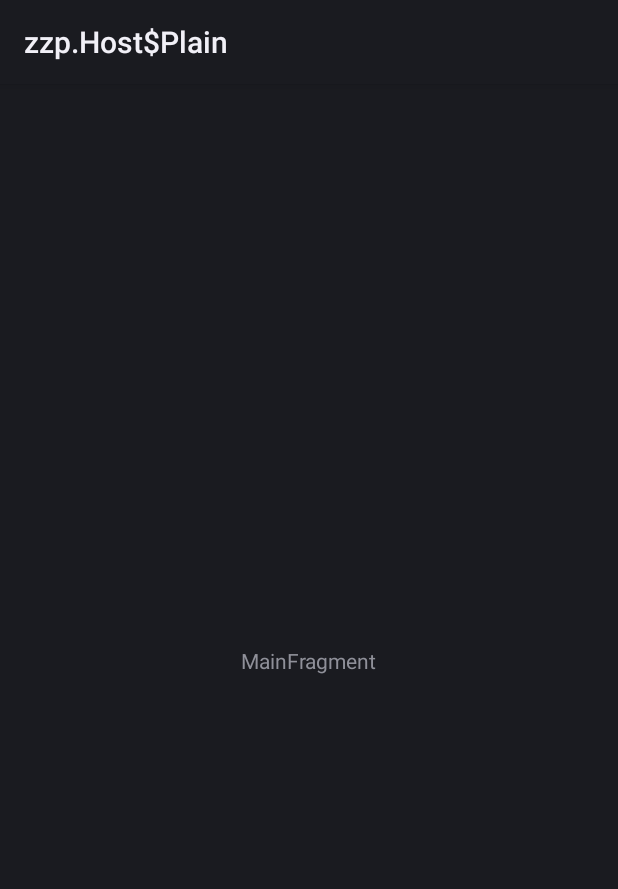
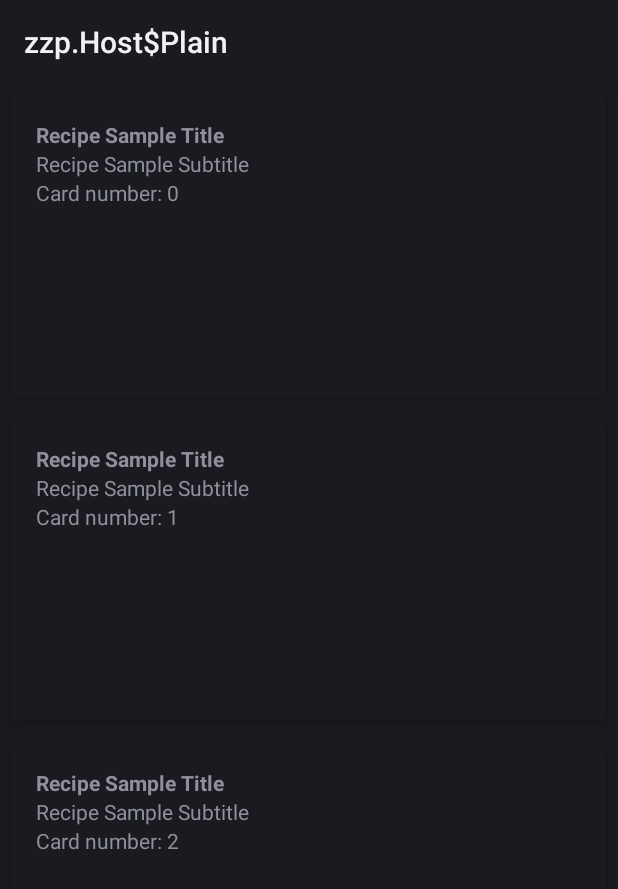
Before and after one commit to jmuci/BakingApp, an Android app: the fragment MainFragment shown on its own in the app's theme, on a phone screen of 412 x 824 dp. Shown: the top 889 px of the screen. Run offline under Robolectric (Android 15) with nearby library versions, the phone set to English and light mode, and no system bars.

Commit message:
Created card recycler view

```diff
--- a/main/build.gradle
+++ b/main/build.gradle
@@ -14,6 +14,10 @@ android {
 dependencies {
     implementation fileTree(dir: 'libs', include: ['*.jar'])
     implementation project(':base')
+
+    implementation 'com.android.support:recyclerview-v7:28.0.0'
+    implementation 'com.android.support:cardview-v7:28.0.0'
+
     testImplementation 'junit:junit:4.12'
     androidTestImplementation 'com.android.support.test:runner:1.0.2'
     androidTestImplementation 'com.android.support.test.espresso:espresso-core:3.0.2'
--- a/main/src/main/java/com/jmucientes/udacity/bakingapp/main/ui/main/MainFragment.java
+++ b/main/src/main/java/com/jmucientes/udacity/bakingapp/main/ui/main/MainFragment.java
@@ -5,15 +5,24 @@ import android.os.Bundle;
 import android.support.annotation.NonNull;
 import android.support.annotation.Nullable;
 import android.support.v4.app.Fragment;
+import android.support.v7.widget.LinearLayoutManager;
+import android.support.v7.widget.RecyclerView;
 import android.view.LayoutInflater;
 import android.view.View;
 import android.view.ViewGroup;
+import android.widget.LinearLayout;
 
 import com.jmucientes.udacity.bakingapp.main.R;
+import com.jmucientes.udacity.bakingapp.main.ui.main.model.Recipe;
+
+import java.util.ArrayList;
+import java.util.Arrays;
 
 public class MainFragment extends Fragment {
 
     private MainViewModel mViewModel;
+    private RecyclerView mRecipeCardsRV;
+    private RecipeAdapter mRecipeAdapter;
 
     public static MainFragment newInstance() {
         return new MainFragment();
@@ -23,7 +32,21 @@ public class MainFragment extends Fragment {
     @Override
     public View onCreateView(@NonNull LayoutInflater inflater, @Nullable ViewGroup container,
                              @Nullable Bundle savedInstanceState) {
-        return inflater.inflate(R.layout.main_fragment, container, false);
+        View view =  inflater.inflate(R.layout.main_fragment, container, false);
+        mRecipeCardsRV = view.findViewById(R.id.recipes_recycler_view);
+
+        // use this setting to improve performance if you know that changes
+        // in content do not change the layout size of the RecyclerView
+        mRecipeCardsRV.setHasFixedSize(true);
+
+        // use a linear layout manager
+        LinearLayoutManager layoutManager = new LinearLayoutManager(this.getContext());
+        mRecipeCardsRV.setLayoutManager(layoutManager);
+
+        //TODO Remove fake list
+        mRecipeAdapter = new RecipeAdapter(new ArrayList<>(Arrays.asList(new Recipe(), new Recipe(), new Recipe())));
+        mRecipeCardsRV.setAdapter(mRecipeAdapter);
+        return view;
     }
 
     @Override
--- /dev/null
+++ b/main/src/main/java/com/jmucientes/udacity/bakingapp/main/ui/main/RecipeAdapter.java
@@ -0,0 +1,53 @@
+package com.jmucientes.udacity.bakingapp.main.ui.main;
+
+import android.support.annotation.NonNull;
+import android.support.v7.widget.CardView;
+import android.support.v7.widget.RecyclerView;
+import android.view.LayoutInflater;
+import android.view.ViewGroup;
+import android.widget.TextView;
+
+import com.jmucientes.udacity.bakingapp.main.R;
+import com.jmucientes.udacity.bakingapp.main.ui.main.model.Recipe;
+
+import java.util.List;
+
+public class RecipeAdapter extends RecyclerView.Adapter<RecipeAdapter.RecipeViewHolder> {
+
+    private List<Recipe> mRecipeList;
+
+    public class RecipeViewHolder extends RecyclerView.ViewHolder {
+
+        private final TextView mTextView;
+        CardView mCardView;
+
+        public RecipeViewHolder(@NonNull CardView itemView) {
+            super(itemView);
+            mCardView = itemView;
+            mTextView = mCardView.findViewById(R.id.card_counter);
+        }
+    }
+
+    public RecipeAdapter(List<Recipe> recipeList) {
+        mRecipeList = recipeList;
+    }
+
+    @NonNull
+    @Override
+    public RecipeViewHolder onCreateViewHolder(@NonNull ViewGroup parent, int i) {
+
+        CardView recipeCardView = (CardView) LayoutInflater.from(parent.getContext()).inflate(R.layout.recipe_card_view, parent, false);
+        return new RecipeViewHolder(recipeCardView);
+    }
+
+    @Override
+    public void onBindViewHolder(@NonNull RecipeViewHolder recipeViewHolder, int i) {
+        //TODO Remove sample code
+        recipeViewHolder.mTextView.setText("Card number: " + i );
+    }
+
+    @Override
+    public int getItemCount() {
+        return mRecipeList != null? mRecipeList.size() : 0;
+    }
+}
--- /dev/null
+++ b/main/src/main/java/com/jmucientes/udacity/bakingapp/main/ui/main/model/Recipe.java
@@ -0,0 +1,4 @@
+package com.jmucientes.udacity.bakingapp.main.ui.main.model;
+
+public class Recipe {
+}
--- a/main/src/main/res/layout/main_fragment.xml
+++ b/main/src/main/res/layout/main_fragment.xml
@@ -1,20 +1,15 @@
 <?xml version="1.0" encoding="utf-8"?>
 <android.support.constraint.ConstraintLayout xmlns:android="http://schemas.android.com/apk/res/android"
-    xmlns:app="http://schemas.android.com/apk/res-auto"
     xmlns:tools="http://schemas.android.com/tools"
     android:id="@+id/main"
     android:layout_width="match_parent"
     android:layout_height="match_parent"
     tools:context=".ui.main.MainFragment">
 
-    <TextView
-        android:id="@+id/message"
-        android:layout_width="wrap_content"
-        android:layout_height="wrap_content"
-        android:text="MainFragment"
-        app:layout_constraintBottom_toBottomOf="parent"
-        app:layout_constraintEnd_toEndOf="parent"
-        app:layout_constraintStart_toStartOf="parent"
-        app:layout_constraintTop_toTopOf="parent" />
+    <android.support.v7.widget.RecyclerView
+        android:id="@+id/recipes_recycler_view"
+        android:scrollbars="vertical"
+        android:layout_width="match_parent"
+        android:layout_height="match_parent"/>
 
 </android.support.constraint.ConstraintLayout>
--- /dev/null
+++ b/main/src/main/res/layout/recipe_card_view.xml
@@ -0,0 +1,34 @@
+<?xml version="1.0" encoding="utf-8"?>
+<android.support.v7.widget.CardView
+    xmlns:android="http://schemas.android.com/apk/res/android"
+    xmlns:app="http://schemas.android.com/apk/res-auto"
+    android:id="@+id/recipe_card_view"
+    android:layout_width="match_parent"
+    android:layout_height="200dp"
+    android:layout_margin="8dp"
+    app:cardElevation="6dp">
+
+    <LinearLayout
+        android:layout_width="match_parent"
+        android:layout_height="match_parent"
+        android:layout_margin="16dp"
+        android:orientation="vertical">
+
+        <TextView
+            android:layout_width="match_parent"
+            android:layout_height="wrap_content"
+            android:text="Recipe Sample Title"
+            android:textStyle="bold" />
+
+        <TextView
+            android:layout_width="match_parent"
+            android:layout_height="wrap_content"
+            android:text="Recipe Sample Subtitle" />
+
+        <TextView
+            android:id="@+id/card_counter"
+            android:layout_width="match_parent"
+            android:layout_height="wrap_content" />
+    </LinearLayout>
+
+</android.support.v7.widget.CardView>
```
